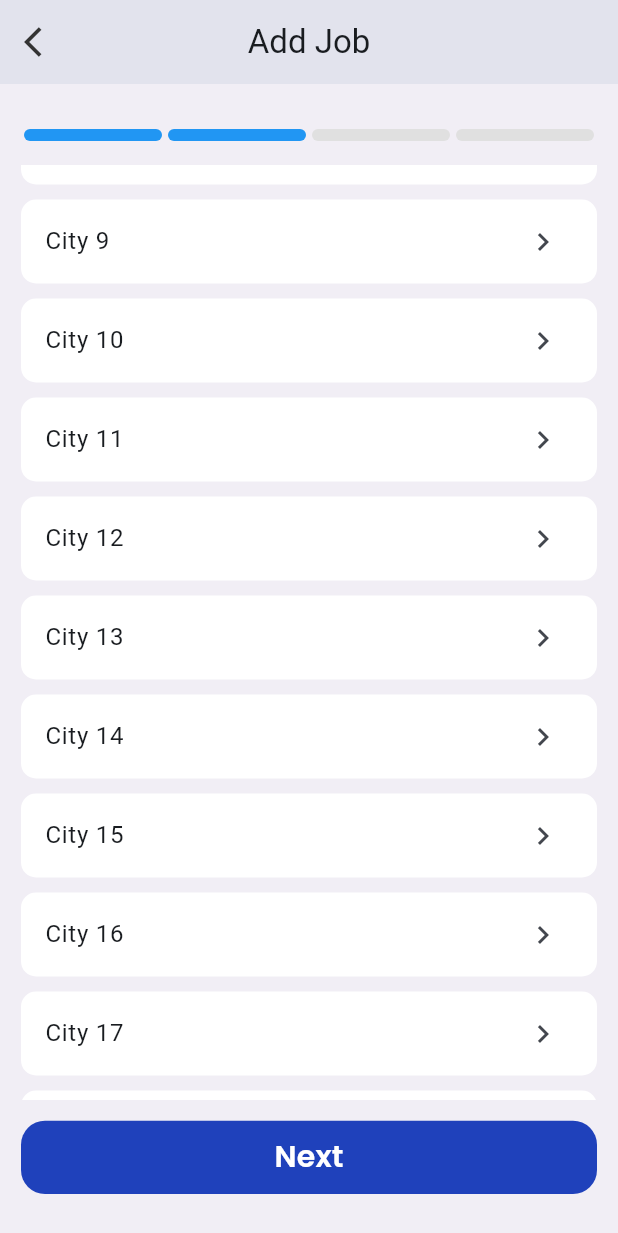
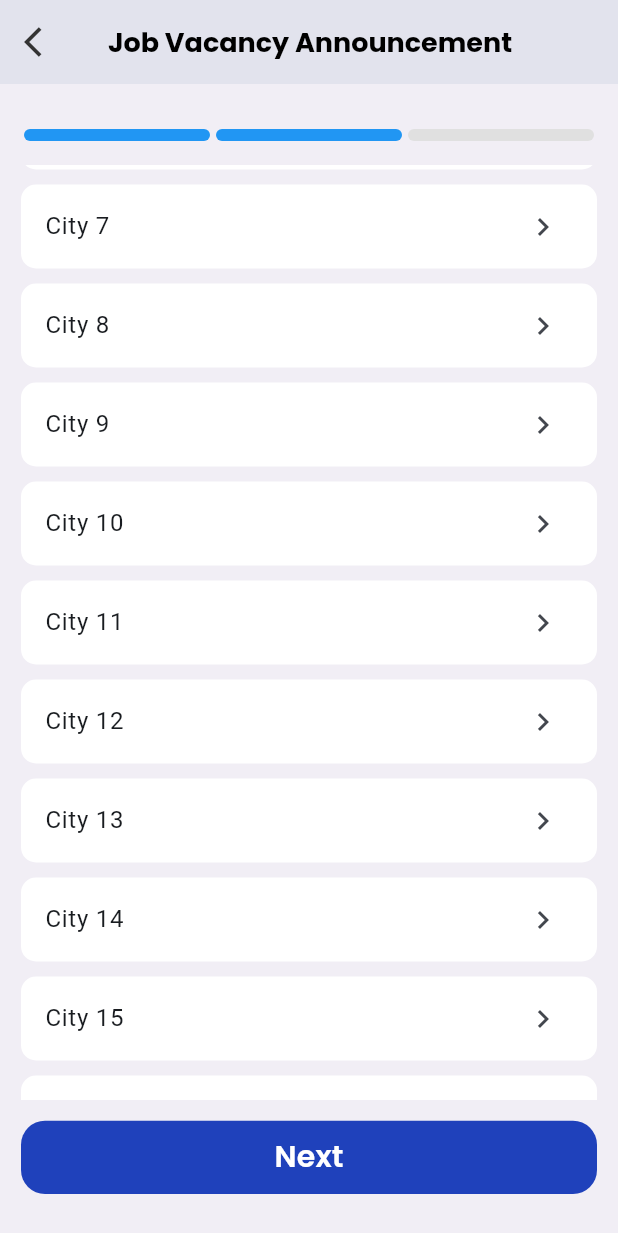
Before and after one commit to Elnahas/shaghalni, a Flutter app: the AddJobScreen screen opened by its route, scrolled down 576 dp, after a tap on "Next", on a phone screen of 412 x 824 dp. Shown: the top 1233 px of the screen. Run offline on Flutter 3.47's test engine with Material 3 defaults, Android fonts, the phone set to English and light mode, and no system bars; drawn by our look-alikes of step_progress_indicator; our stand-ins replace bloc, cached_network_image, carousel_slider, cloud_firestore, firebase_auth, firebase_core and 11 more; accounts and stored records are empty; network calls fail.

Commit message:
-complete step three ui of add job screen

```diff
--- a/lib/core/theming/app_colors.dart
+++ b/lib/core/theming/app_colors.dart
@@ -6,7 +6,8 @@ abstract class ColorsManager {
   static const Color deepBrown =  Color(0xff6B4B3E);
   static const Color grey =  Color(0xffC4C4C4);
   static const Color deepGrey =  Color(0xff6F6460);
-  static const Color lightGrey =  Color(0xffF1EEF5);
+  static const Color lightGrey =  Color(0xFFC2c2c2);
+  static const Color lighterGray =  Color(0xffF1EEF5);
   static const Color black =  Color(0xff333333);
   static const Color inactiveColorPrimary =  Color(0xffB0846B);
   static const Color activeColorPrimary =  Color(0xff825743);
--- a/lib/core/widgets/select_list_widget.dart
+++ b/lib/core/widgets/select_list_widget.dart
@@ -1,6 +1,9 @@
 import 'package:flutter/material.dart';
+import 'package:shaghalni/core/helpers/spacing.dart';
+import 'package:shaghalni/core/theming/app_text_styles.dart';
 
 class SelectListWidget extends StatefulWidget {
+  final String title;
   final List<String> items;
   final int initialSelectedIndex;
   final ValueChanged<int> onItemSelected;
@@ -9,7 +12,7 @@ class SelectListWidget extends StatefulWidget {
     super.key,
     required this.items,
     required this.initialSelectedIndex,
-    required this.onItemSelected,
+    required this.onItemSelected, required this.title,
   });
 
   @override
@@ -20,7 +23,15 @@ class _SelectListWidgetState extends State<SelectListWidget> {
   @override
   Widget build(BuildContext context) {
     var currentIndex = widget.initialSelectedIndex;
-    return ListView.builder(
+    return SingleChildScrollView(
+      physics: const BouncingScrollPhysics(),
+      child: Column(
+        crossAxisAlignment: CrossAxisAlignment.start,
+        children: [
+          verticalSpace(20),
+           Text(widget.title , style: TextStyles.font18BoldBlack,),
+           verticalSpace(10),
+          ListView.builder(
             physics: const BouncingScrollPhysics(),
             shrinkWrap: true,
             itemCount: widget.items.length,
@@ -52,6 +63,9 @@ class _SelectListWidgetState extends State<SelectListWidget> {
                 ),
               );
             },
+          ),
+        ],
+      ),
     );
   }
 }
--- a/lib/features/add_job/ui/screen/add_job_screen.dart
+++ b/lib/features/add_job/ui/screen/add_job_screen.dart
@@ -1,9 +1,11 @@
 import 'package:flutter/material.dart';
 import 'package:shaghalni/core/functions/show_modal_bottom_sheet.dart';
 import 'package:shaghalni/core/theming/app_colors.dart';
+import 'package:shaghalni/core/theming/app_text_styles.dart';
 import 'package:shaghalni/core/widgets/app_text_button.dart';
 
 import '../../../../core/widgets/select_list_widget.dart';
+import '../widgets/add_job_form.dart';
 import '../widgets/step_indicator_widgets.dart';
 
 class AddJobScreen extends StatefulWidget {
@@ -15,7 +17,7 @@ class AddJobScreen extends StatefulWidget {
 
 class _AddJobScreenState extends State<AddJobScreen> {
   int currentStep = 1;
-  int totalSteps = 4;
+  int totalSteps =3;
 
   int selectedCategoryIndex = 0;
   int selectedCityIndex = 0;
@@ -28,6 +30,7 @@ class _AddJobScreenState extends State<AddJobScreen> {
 
     List<Widget> steps = [
       SelectListWidget(
+        title: "Select Category",
         items: categories,
         initialSelectedIndex: selectedCategoryIndex,
         onItemSelected: (index) {
@@ -37,6 +40,7 @@ class _AddJobScreenState extends State<AddJobScreen> {
         },
       ),
       SelectListWidget(
+        title: "Select City",
         items: cities,
         initialSelectedIndex: selectedCityIndex,
         onItemSelected: (index) {
@@ -44,7 +48,9 @@ class _AddJobScreenState extends State<AddJobScreen> {
             selectedCityIndex = index;
           });
         },
-      )
+      ) ,
+      const AddJobForm(),
+
     ];
 
     return PopScope(
@@ -58,10 +64,10 @@ class _AddJobScreenState extends State<AddJobScreen> {
       },
       child: Scaffold(
         appBar: AppBar(
-          backgroundColor: ColorsManager.lightGrey,
+          backgroundColor: ColorsManager.lighterGray,
           elevation: 0,
           centerTitle: true,
-          title: Text('Add Job'),
+          title:  Text('Job Vacancy Announcement', style: TextStyles.font18BoldBlack,),
           leading: IconButton(
             onPressed: () {
               if (currentStep > 1) {
@@ -78,7 +84,7 @@ class _AddJobScreenState extends State<AddJobScreen> {
             ),
           ),
         ),
-        backgroundColor: ColorsManager.lightGrey,
+        backgroundColor: ColorsManager.lighterGray,
         body: Padding(
           padding: const EdgeInsets.all(14.0),
           child: Column(
@@ -86,6 +92,7 @@ class _AddJobScreenState extends State<AddJobScreen> {
               StepIndicator(
                 currentStep: currentStep,
                 totalSteps: totalSteps,
+
               ),
               Expanded(
                 child: steps[currentStep - 1],
```
Also changed, not shown: lib/core/functions/show_modal_bottom_sheet.dart (+12 -9 lines), lib/core/widgets/app_text_form_field.dart (+6 -1 lines), lib/features/add_job/ui/widgets/add_job_form.dart (added, +75 -0 lines). Lines whose indentation alone changed are shown as unchanged.
